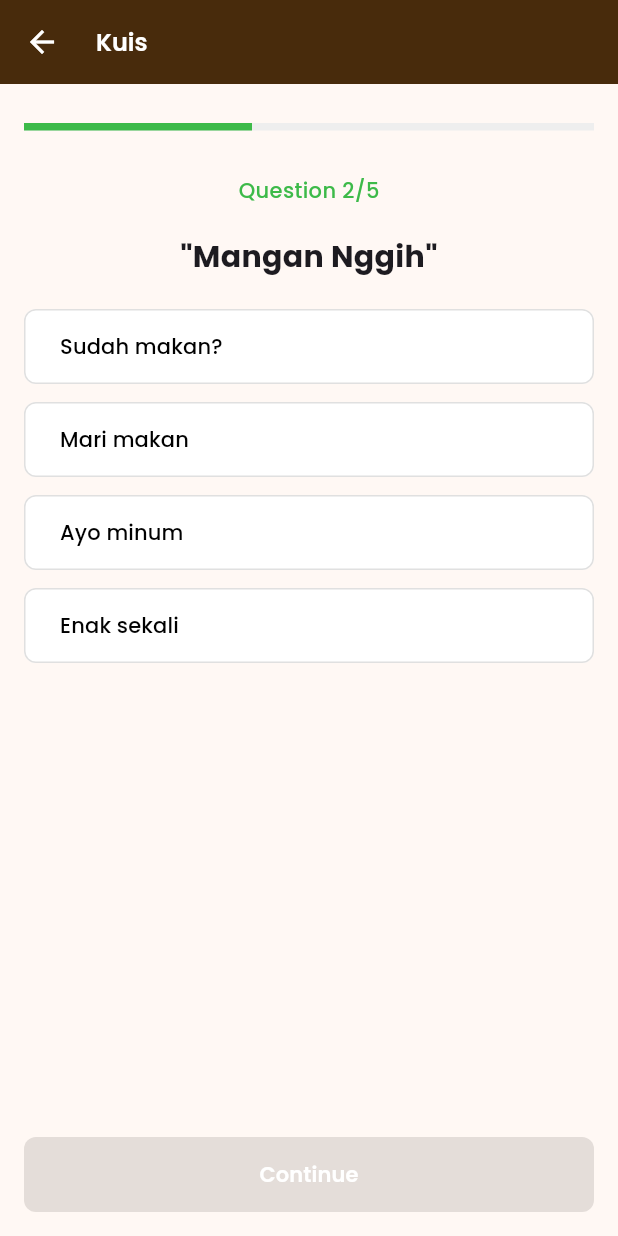
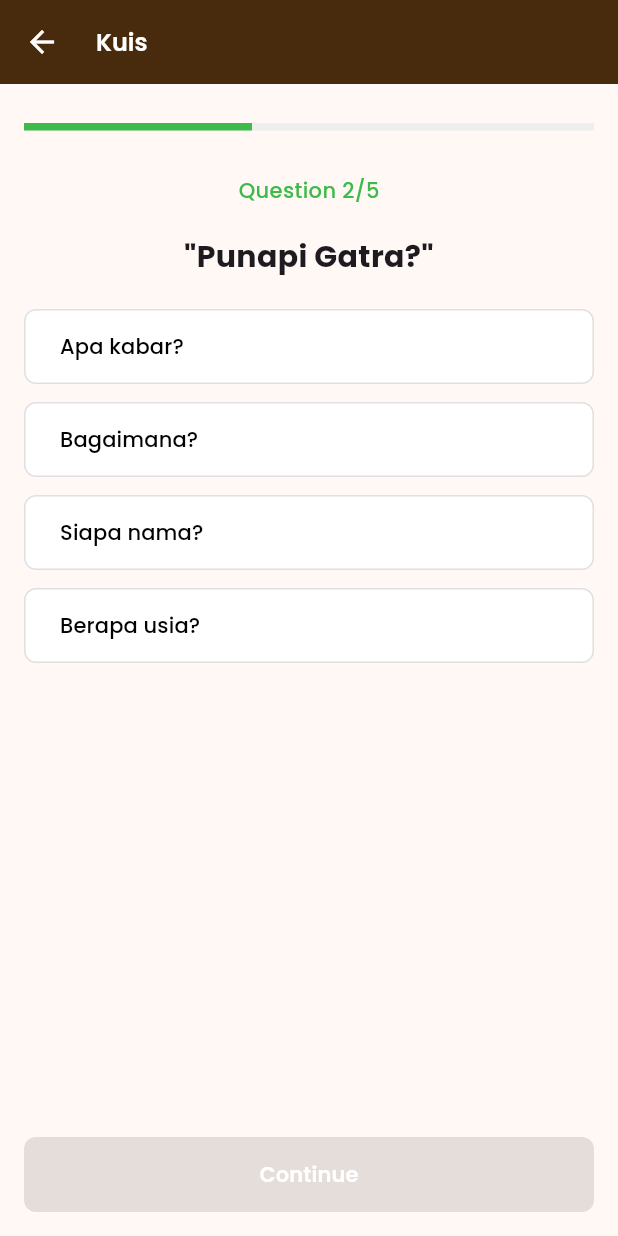
Before and after one commit to kmdavidds/BCCGembira_Nusastra, a Flutter app: the QuestionPage screen opened directly, after a tap on "Mari makan", after a tap on "Continue", on a phone screen of 412 x 824 dp. Run offline on Flutter 3.47's test engine with Material 3 defaults, Android fonts, the phone set to English and light mode, and no system bars; our stand-ins replace camera, dio, flutter_map, google_fonts, latlong2, speech_to_text; project files that could hold a hidden picture were left out.

Commit message:
feat: finalize app

```diff
--- a/lib/pages/question_page.dart
+++ b/lib/pages/question_page.dart
@@ -24,34 +24,29 @@ class _QuestionPageState extends State<QuestionPage> {
       'correctAnswer': 0
     },
     {
-      'question': '"Mangan Nggih"',
-      'options': ['Sudah makan?', 'Mari makan', 'Ayo minum', 'Enak sekali'],
-      'correctAnswer': 1
-    },
-    {
-      'question': '"Dolanan Nang Ngendi?"',
-      'options': [
-        'Mau ke mana?',
-        'Main di mana?',
-        'Dari mana?',
-        'Tinggal di mana?'
-      ],
-      'correctAnswer': 1
-    },
-    {
       'question': '"Punapi Gatra?"',
       'options': ['Apa kabar?', 'Bagaimana?', 'Siapa nama?', 'Berapa usia?'],
       'correctAnswer': 0
     },
     {
-      'question': '"Sugeng Enjang"',
+      'question': '"Tiang Nenten Ngerti"',
       'options': [
-        'Selamat pagi',
-        'Selamat siang',
-        'Selamat malam',
-        'Selamat tidur'
+      'Saya tidak tahu',
+      'Saya tidak mengerti',
+      'Saya tidak mau',
+      'Saya tidak bisa'
       ],
+      'correctAnswer': 1
+    },
+    {
+      'question': '"Suksma"',
+      'options': ['Terima kasih', 'Sama-sama', 'Selamat tinggal', 'Maaf'],
       'correctAnswer': 0
+    },
+    {
+      'question': '"Jaan Gati"',
+      'options': ['Sudah makan?', 'Mari makan', 'Ayo minum', 'Enak sekali'],
+      'correctAnswer': 3
     },
   ];
 
--- a/lib/pages/score_page.dart
+++ b/lib/pages/score_page.dart
@@ -1,5 +1,6 @@
 import 'package:flutter/material.dart';
 import 'package:google_fonts/google_fonts.dart';
+import 'package:nusastra/pages/home_page.dart';
 import 'package:nusastra/pages/quiz_page.dart';
 import 'package:nusastra/styles/color_styles.dart';
 
@@ -106,7 +107,7 @@ class ScorePage extends StatelessWidget {
               onPressed: () {
                 Navigator.pushReplacement(
                   context,
-                  MaterialPageRoute(builder: (context) => const QuizPage()),
+                  MaterialPageRoute(builder: (context) => const HomePage()),
                 );
               },
               style: ElevatedButton.styleFrom(
```
